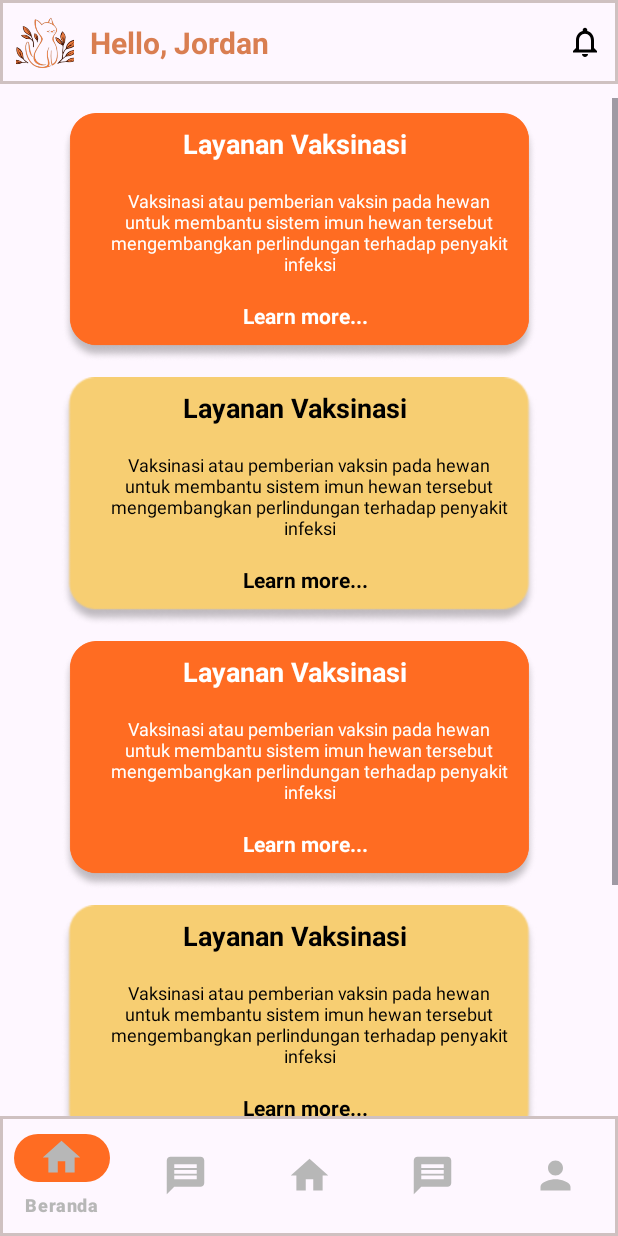
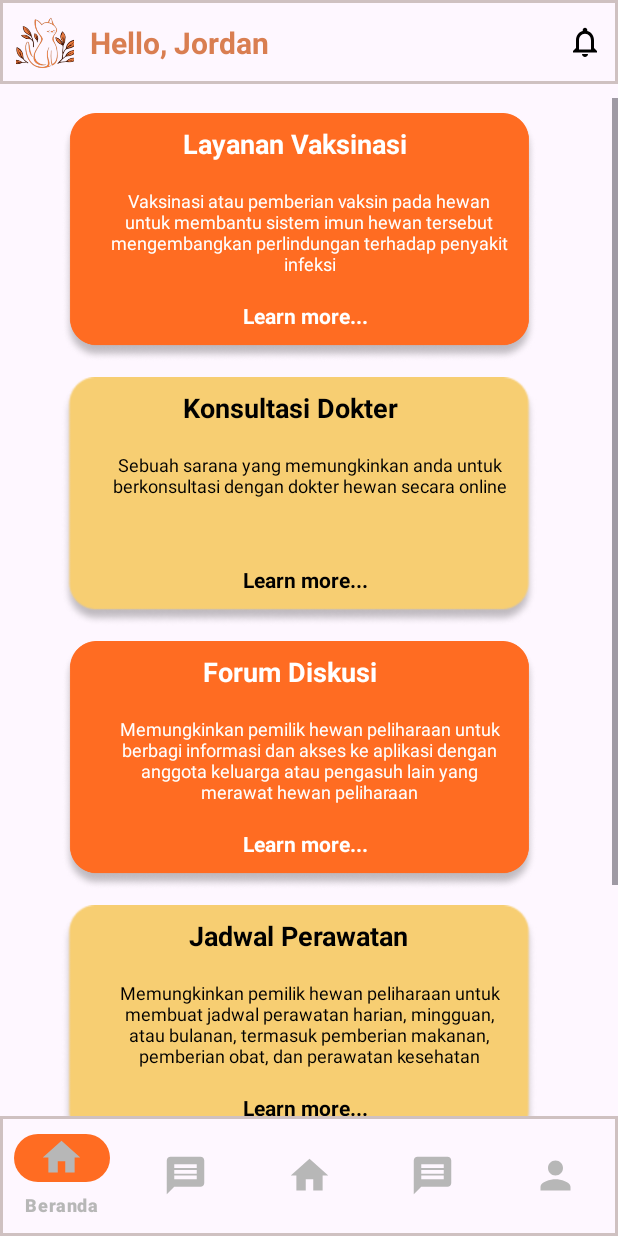
Before and after one commit to RickyAgeng/ProjectMassive-Serenity-Mobile-Petcare, an Android app: the fragment ServisFragment placed in its activity, on a phone screen of 412 x 824 dp. Run offline under Robolectric (Android 15) with nearby library versions, the phone set to English and light mode, and no system bars; our stand-ins replace data binding.

Commit message:
Layanan service update

```diff
--- a/app/src/main/res/layout/fragment_servis.xml
+++ b/app/src/main/res/layout/fragment_servis.xml
@@ -76,7 +76,7 @@
                 <TextView
                     android:layout_width="wrap_content"
                     android:layout_height="wrap_content"
-                    android:text="Layanan Vaksinasi"
+                    android:text="Konsultasi Dokter"
                     android:layout_marginStart="122dp"
                     android:textStyle="bold"
                     android:textSize="18sp"
@@ -86,7 +86,7 @@
                 <TextView
                     android:layout_width="wrap_content"
                     android:layout_height="wrap_content"
-                    android:text="Vaksinasi atau pemberian vaksin pada hewan untuk membantu sistem imun hewan tersebut mengembangkan perlindungan terhadap penyakit infeksi"
+                    android:text="Sebuah sarana yang memungkinkan anda untuk berkonsultasi dengan dokter hewan secara online"
                     android:textAlignment="center"
                     android:layout_marginStart="69dp"
                     android:layout_marginEnd="69dp"
@@ -120,8 +120,8 @@
                 <TextView
                     android:layout_width="wrap_content"
                     android:layout_height="wrap_content"
-                    android:text="Layanan Vaksinasi"
-                    android:layout_marginStart="122dp"
+                    android:text="Forum Diskusi"
+                    android:layout_marginStart="135dp"
                     android:textStyle="bold"
                     android:textSize="18sp"
                     android:textColor="@color/white"
@@ -130,7 +130,7 @@
                 <TextView
                     android:layout_width="wrap_content"
                     android:layout_height="wrap_content"
-                    android:text="Vaksinasi atau pemberian vaksin pada hewan untuk membantu sistem imun hewan tersebut mengembangkan perlindungan terhadap penyakit infeksi"
+                    android:text="Memungkinkan pemilik hewan peliharaan untuk berbagi informasi dan akses ke aplikasi dengan anggota keluarga atau pengasuh lain yang merawat hewan peliharaan"
                     android:textAlignment="center"
                     android:layout_marginStart="69dp"
                     android:layout_marginEnd="69dp"
@@ -164,8 +164,8 @@
                 <TextView
                     android:layout_width="wrap_content"
                     android:layout_height="wrap_content"
-                    android:text="Layanan Vaksinasi"
-                    android:layout_marginStart="122dp"
+                    android:text="Jadwal Perawatan"
+                    android:layout_marginStart="126dp"
                     android:textStyle="bold"
                     android:textSize="18sp"
                     android:textColor="@color/black"
@@ -174,7 +174,7 @@
                 <TextView
                     android:layout_width="wrap_content"
                     android:layout_height="wrap_content"
-                    android:text="Vaksinasi atau pemberian vaksin pada hewan untuk membantu sistem imun hewan tersebut mengembangkan perlindungan terhadap penyakit infeksi"
+                    android:text="Memungkinkan pemilik hewan peliharaan untuk membuat jadwal perawatan harian, mingguan, atau bulanan, termasuk pemberian makanan, pemberian obat, dan perawatan kesehatan"
                     android:textAlignment="center"
                     android:layout_marginStart="69dp"
                     android:layout_marginEnd="69dp"
@@ -208,8 +208,8 @@
                 <TextView
                     android:layout_width="wrap_content"
                     android:layout_height="wrap_content"
-                    android:text="Layanan Vaksinasi"
-                    android:layout_marginStart="122dp"
+                    android:text="Kunjungan ke Rumah"
+                    android:layout_marginStart="110dp"
                     android:textStyle="bold"
                     android:textSize="18sp"
                     android:textColor="@color/white"
@@ -218,7 +218,7 @@
                 <TextView
                     android:layout_width="wrap_content"
                     android:layout_height="wrap_content"
-                    android:text="Vaksinasi atau pemberian vaksin pada hewan untuk membantu sistem imun hewan tersebut mengembangkan perlindungan terhadap penyakit infeksi"
+                    android:text="Dokter Hewan Panggilan Ke Rumah Anda tanpa perlu ke luar rumah atau ke klinik hewan secara langsung untuk merawat hewan kesayangan anda"
                     android:textAlignment="center"
                     android:layout_marginStart="69dp"
                     android:layout_marginEnd="69dp"
```
